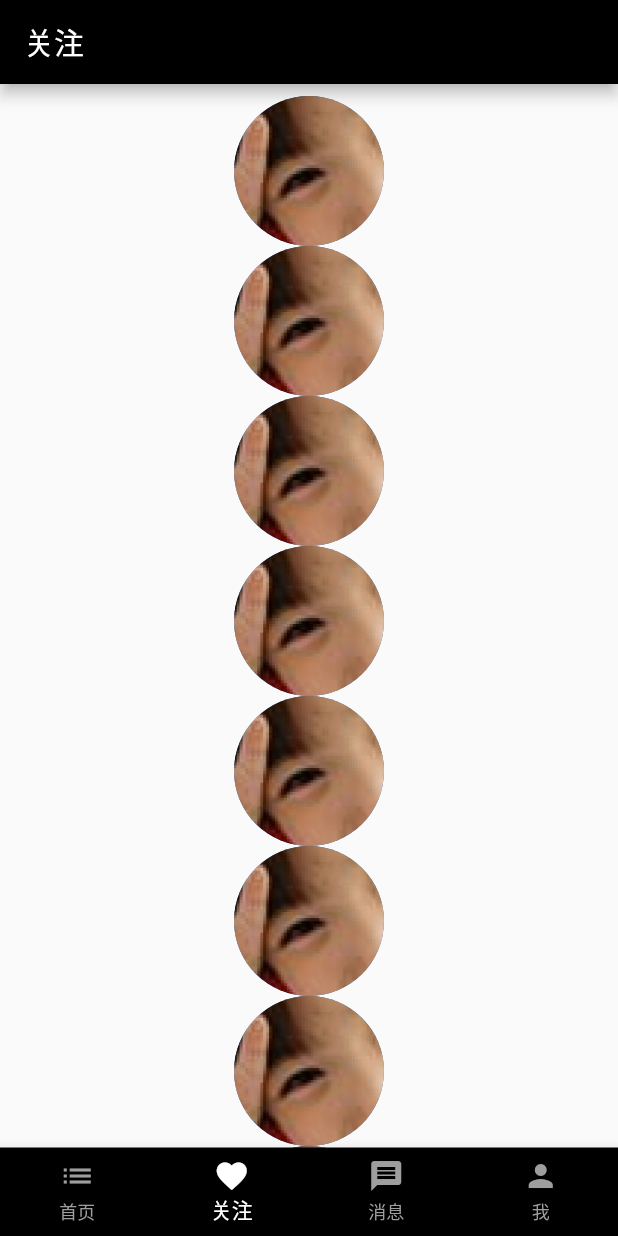
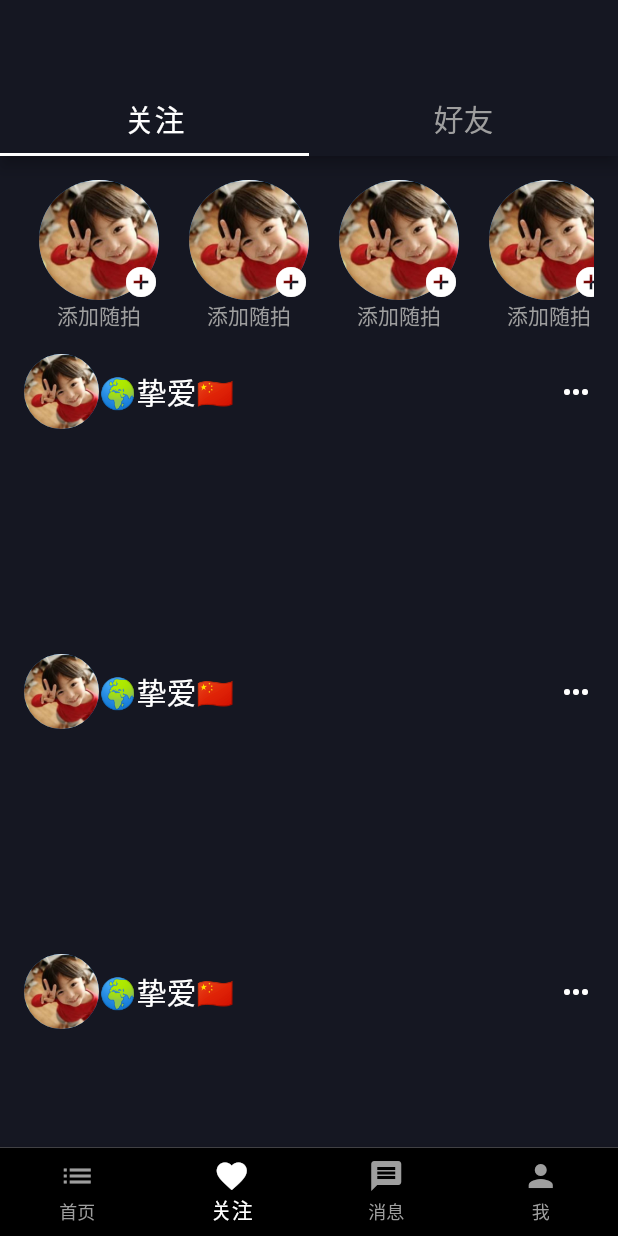
Before and after one commit to beargates/flutter_module, a Flutter app: the screen it shows after launch, item 2 of the bottom bar chosen, on a phone screen of 412 x 824 dp. Run offline on Flutter 3.47's test engine with Material 2 defaults, Android fonts, the phone set to English and light mode, and no system bars; our stand-ins replace camera, dio, image_picker, toast, video_player; missing offline and left inert: flutter_webview_plugin, multi_image_picker, photo, photo_manager, sy_flutter_qiniu_storage; statements that could not run were skipped.

Commit message:
rebuild follow page

```diff
--- /dev/null
+++ b/lib/follow/index.dart
@@ -0,0 +1,150 @@
+import 'package:flutter/material.dart';
+
+class Follow extends StatefulWidget {
+  _FollowState createState() => _FollowState();
+}
+
+class _FollowState extends State<Follow> {
+  final List<Tab> tabs = [
+    Tab(
+      child: Text('关注', style: TextStyle(fontSize: 20)),
+    ),
+    Tab(
+      child: Text('好友', style: TextStyle(fontSize: 20)),
+    ),
+  ];
+  Color bgColor = const Color(0xFF151722); // todo global
+
+  Widget _tabBar() {
+    return TabBar(
+      tabs: tabs,
+      indicatorColor: Colors.white,
+      unselectedLabelColor: Colors.grey,
+    );
+  }
+
+  Widget _onlines() {
+    return Container(
+      height: 132,
+      padding: EdgeInsets.all(16),
+      child: ListView.builder(
+        scrollDirection: Axis.horizontal,
+        itemBuilder: (BuildContext context, int i) {
+          return Column(
+            children: <Widget>[
+              Stack(
+                alignment: AlignmentDirectional.bottomEnd,
+                children: <Widget>[
+                  Container(
+                    width: 80,
+                    height: 80,
+                    child: CircleAvatar(
+                      backgroundImage: AssetImage('assets/avatar.png'),
+                    ),
+                  ),
+                  Icon(
+                    Icons.add_circle,
+                    color: Colors.white,
+                  )
+                ],
+              ),
+              Text('添加随拍', style: TextStyle(color: Colors.grey))
+            ],
+          );
+        },
+        itemCount: 5,
+        itemExtent: 100,
+      ),
+    );
+  }
+
+  Widget _feeds() {
+    return Container(
+      padding: const EdgeInsets.symmetric(horizontal: 16),
+      child: ListView.builder(
+        itemBuilder: (BuildContext context, int i) {
+          return Column(
+            children: <Widget>[
+              Row(
+                mainAxisAlignment: MainAxisAlignment.spaceBetween,
+                children: <Widget>[
+                  Container(
+                    child: Row(
+                      children: <Widget>[
+                        SizedBox(
+                          width: 50,
+                          height: 50,
+                          child: CircleAvatar(
+                              backgroundImage: AssetImage('assets/avatar.png')),
+                        ),
+                        Text('🌍挚爱🇨🇳',
+                            style: TextStyle(color: Colors.white, fontSize: 20))
+                      ],
+                    ),
+                  ),
+                  Icon(Icons.more_horiz, color: Colors.white,)
+                ],
+              )
+            ],
+          );
+        },
+        itemExtent: 200,
+        itemCount: 5,
+      ),
+    );
+  }
+
+  TabBarView _tabBarView() {
+    var onlines = _onlines();
+    var feeds = _feeds();
+    return TabBarView(
+      children: <Widget>[
+        CustomScrollView(
+          slivers: <Widget>[
+            SliverFillRemaining(
+              child: Column(
+                children: <Widget>[
+                  onlines,
+                  Expanded(
+                    child: feeds,
+                  )
+                ],
+              ),
+            ),
+          ],
+        ),
+        CustomScrollView(
+          slivers: <Widget>[
+            SliverFillRemaining(
+              child: Column(
+                children: <Widget>[
+                  onlines,
+                  Expanded(
+                    child: feeds,
+                  )
+                ],
+              ),
+            ),
+          ],
+        ),
+      ],
+    );
+  }
+
+  Widget build(BuildContext context) {
+    var tabBar = _tabBar();
+    var tabBarView = _tabBarView();
+    return DefaultTabController(
+      length: 2, //todo
+      child: Scaffold(
+        backgroundColor: bgColor,
+        appBar: AppBar(
+          backgroundColor: bgColor,
+          primary: false,
+          bottom: tabBar,
+        ),
+        body: tabBarView,
+      ),
+    );
+  }
+}
--- a/lib/home/Home.dart
+++ b/lib/home/Home.dart
@@ -3,7 +3,7 @@ import 'dart:async';
 import 'dart:io';
 import 'package:flutter/services.dart';
 import '../feeds/index.dart';
-import '../trailing-center/TrailingCenter.dart';
+import '../follow/index.dart';
 import '../mine/Mine.dart';
 import '../utils/Webview.dart';
 
@@ -19,7 +19,7 @@ class _HomeState extends State<Home> {
   static final Icon iconPerson = Icon(Icons.person);
   final List<Widget> _tabbarViews = [
     Feeds(),
-    TrailingCenter(),
+    Follow(),
     createBaiduView(),
     Mine(),
   ];
```
